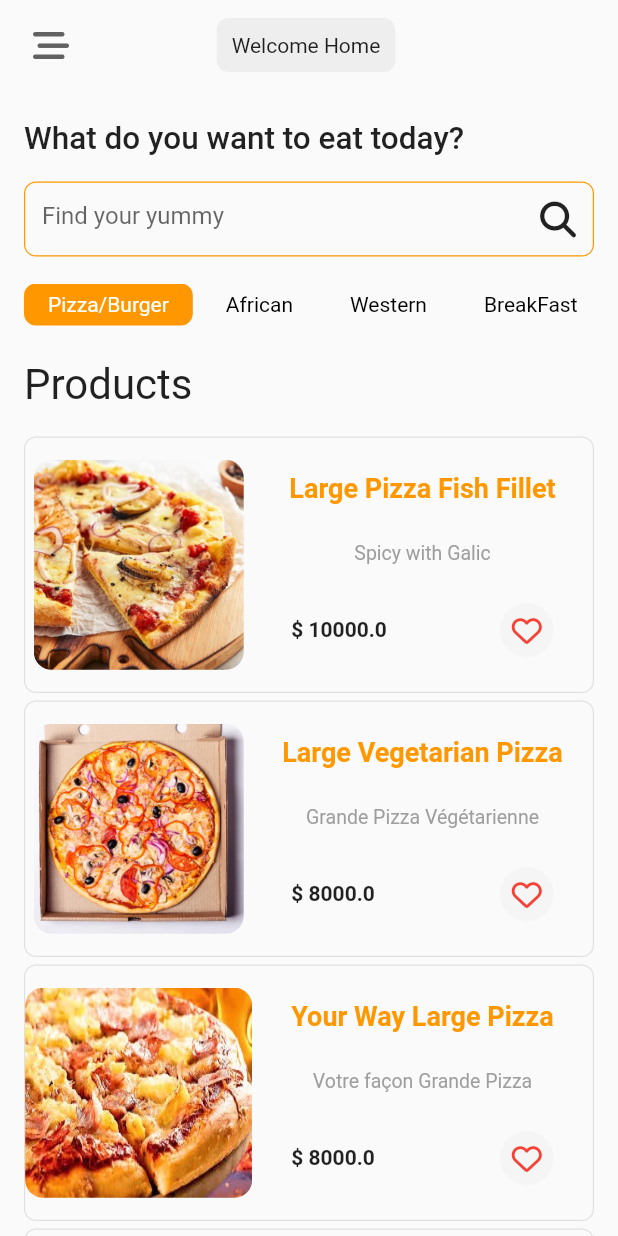
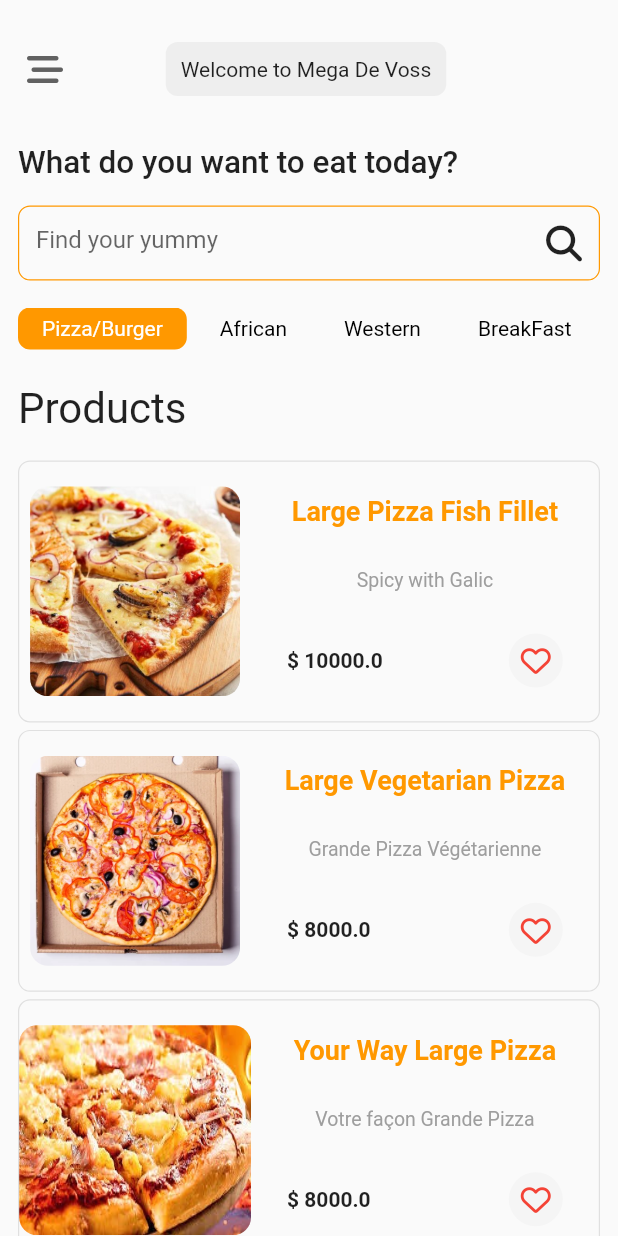
Before and after one commit to TgnDilano/Restau, a Flutter app: the screen it shows after launch, on a phone screen of 412 x 824 dp. Run offline on Flutter 3.47's test engine with Material 2 defaults, Android fonts, the phone set to English and light mode, and no system bars; our stand-ins replace font_awesome_flutter.

Commit message:
Tgn Dilane

```diff
--- a/lib/screens/food_cat.dart
+++ b/lib/screens/food_cat.dart
@@ -20,9 +20,15 @@ class _FoodCategoriesState extends State<FoodCategories> {
 
   @override
   Widget build(BuildContext context) {
+    print(MediaQuery.of(context).size.width);
     return Scaffold(
-      body: Container(
-        padding: const EdgeInsets.symmetric(horizontal: 16),
+      body: SingleChildScrollView(
+        child: Container(
+          padding: const EdgeInsets.only(
+            top: 16,
+            left: 12,
+            right: 12,
+          ),
           child: Column(
             children: [
               SizedBox(height: MediaQuery.of(context).padding.top),
@@ -47,7 +53,7 @@ class _FoodCategoriesState extends State<FoodCategories> {
                           Radius.circular(8),
                         ),
                       ),
-                    child: const Text("Welcome Home"),
+                      child: const Text("Welcome to Mega De Voss"),
                     ),
                     const SizedBox(
                       width: 40,
@@ -87,7 +93,8 @@ class _FoodCategoriesState extends State<FoodCategories> {
                       borderRadius: BorderRadius.circular(8),
                     ),
                     focusedBorder: OutlineInputBorder(
-                    borderSide: const BorderSide(width: 0.8, color: Colors.red),
+                      borderSide:
+                          const BorderSide(width: 0.8, color: Colors.red),
                       borderRadius: BorderRadius.circular(8),
                     ),
                   ),
@@ -133,10 +140,11 @@ class _FoodCategoriesState extends State<FoodCategories> {
                 ),
               ),
               const SizedBox(height: 10),
-            Expanded(
-              child: LayoutBuilder(
+              LayoutBuilder(
                 builder: (context, constraints) {
-                  return GridView.builder(
+                  return Container(
+                    height: constraints.maxWidth > 700 ? 280 : 535,
+                    child: GridView.builder(
                       physics: const BouncingScrollPhysics(),
                       itemCount: catAndProducts[key]?.length,
                       padding: const EdgeInsets.symmetric(
@@ -160,11 +168,13 @@ class _FoodCategoriesState extends State<FoodCategories> {
                         mainAxisSpacing: 5,
                         crossAxisSpacing: 5,
                       ),
+                    ),
                   );
                 },
               ),
+              const SizedBox(height: 32),
+            ],
           ),
-          ],
         ),
       ),
     );
@@ -260,6 +270,8 @@ class Dish extends StatelessWidget {
                 alignment: Alignment.center,
                 child: ClipRRect(
                   borderRadius: BorderRadius.circular(12),
+                  child: Hero(
+                    tag: imgUrl,
                     child: Image.asset(
                       "assets/$imgUrl",
                       fit: BoxFit.fill,
@@ -271,10 +283,11 @@ class Dish extends StatelessWidget {
                   ),
                 ),
               ),
+            ),
             Expanded(
               flex: 3,
               child: Container(
-                padding: const EdgeInsets.all(12),
+                padding: const EdgeInsets.all(10),
                 child: Column(
                   mainAxisAlignment: MainAxisAlignment.spaceEvenly,
                   children: [
```
Also changed, not shown: lib/main.dart (+7 -6 lines), lib/screens/food_details.dart (+113 -34 lines). Lines whose indentation alone changed are shown as unchanged.
